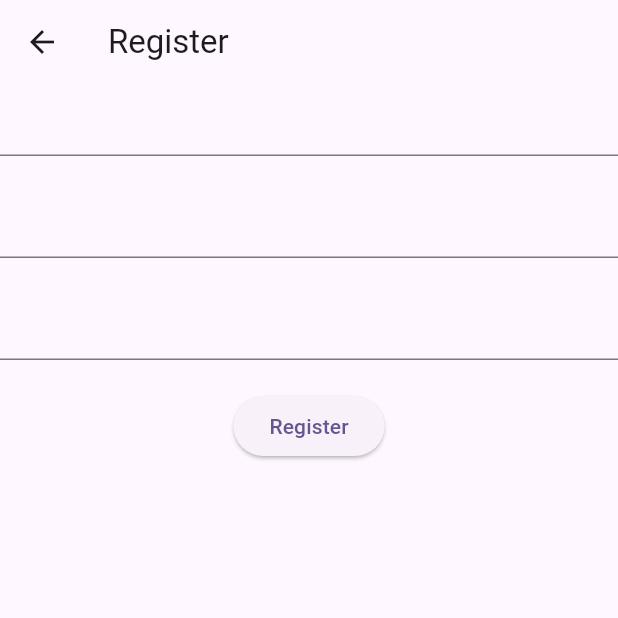
After one commit to MuhammadAliKust/Zain-API, a Flutter app: the screen it shows after launch, after a tap on "Go to Register", on a phone screen of 412 x 824 dp, the top half of it. The commit adds this screen. Run offline on Flutter 3.47's test engine with Material 3 defaults, Android fonts, the phone set to English and light mode, and no system bars.

Commit message:
Register and Login Done

```diff
--- a/lib/main.dart
+++ b/lib/main.dart
@@ -1,4 +1,5 @@
 import 'package:flutter/material.dart';
+import 'package:zain_api/views/login.dart';
 
 void main() {
   runApp(const MyApp());
@@ -31,7 +32,7 @@ class MyApp extends StatelessWidget {
         colorScheme: ColorScheme.fromSeed(seedColor: Colors.deepPurple),
         useMaterial3: true,
       ),
-      home: const MyHomePage(title: 'Flutter Demo Home Page'),
+      home:LoginView(),
     );
   }
 }
--- /dev/null
+++ b/lib/views/login.dart
@@ -0,0 +1,92 @@
+import 'package:flutter/material.dart';
+import 'package:zain_api/services/auth.dart';
+import 'package:zain_api/views/register.dart';
+
+class LoginView extends StatefulWidget {
+  const LoginView({super.key});
+
+  @override
+  State<LoginView> createState() => _LoginViewState();
+}
+
+class _LoginViewState extends State<LoginView> {
+  TextEditingController emailController = TextEditingController();
+  TextEditingController pwdController = TextEditingController();
+  bool isLoading = false;
+
+  @override
+  Widget build(BuildContext context) {
+    return Scaffold(
+      appBar: AppBar(
+        title: Text("Login"),
+      ),
+      body: Column(
+        children: [
+          TextField(
+            controller: emailController,
+          ),
+          SizedBox(
+            height: 20,
+          ),
+          TextField(
+            controller: pwdController,
+          ),
+          SizedBox(
+            height: 20,
+          ),
+          isLoading
+              ? Center(
+                  child: CircularProgressIndicator(),
+                )
+              : ElevatedButton(
+                  onPressed: () async {
+                    if (emailController.text.isEmpty) {
+                      ScaffoldMessenger.of(context).showSnackBar(
+                          SnackBar(content: Text("Email cannot be empty.")));
+                      return;
+                    }
+                    if (pwdController.text.isEmpty) {
+                      ScaffoldMessenger.of(context).showSnackBar(
+                          SnackBar(content: Text("Password cannot be empty.")));
+                      return;
+                    }
+                    try {
+                      isLoading = true;
+                      setState(() {});
+                      await AuthServices()
+                          .loginUser(
+                              email: emailController.text,
+                              password: pwdController.text)
+                          .then((val) {
+                        isLoading = false;
+                        setState(() {});
+                        showDialog(
+                            context: context,
+                            builder: (context) {
+                              return AlertDialog(
+                                title: Text("Message"),
+                                content: Text("Logged In"),
+                                actions: [
+                                  TextButton(
+                                      onPressed: () {}, child: Text("Okay"))
+                                ],
+                              );
+                            });
+                      });
+                    } catch (e) {
+                      isLoading = false;
+                      setState(() {});
+                      ScaffoldMessenger.of(context)
+                          .showSnackBar(SnackBar(content: Text(e.toString())));
+                    }
+                  },
+                  child: Text("Login")),
+          SizedBox(height: 20,),
+          ElevatedButton(onPressed: (){
+            Navigator.push(context, MaterialPageRoute(builder: (context)=>RegisterView()));
+          }, child: Text("Go to Register"))
+        ],
+      ),
+    );
+  }
+}
--- /dev/null
+++ b/lib/views/register.dart
@@ -0,0 +1,109 @@
+import 'package:flutter/material.dart';
+import 'package:zain_api/views/login.dart';
+
+import '../services/auth.dart';
+
+class RegisterView extends StatefulWidget {
+  const RegisterView({super.key});
+
+  @override
+  State<RegisterView> createState() => _RegisterViewState();
+}
+
+class _RegisterViewState extends State<RegisterView> {
+  TextEditingController nameController = TextEditingController();
+  TextEditingController emailController = TextEditingController();
+  TextEditingController pwdController = TextEditingController();
+  bool isLoading = false;
+
+  @override
+  Widget build(BuildContext context) {
+    return Scaffold(
+      appBar: AppBar(
+        title: Text("Register"),
+      ),
+      body: Column(
+        children: [
+          TextField(
+            controller: nameController,
+          ),
+          SizedBox(
+            height: 20,
+          ),
+          TextField(
+            controller: emailController,
+          ),
+          SizedBox(
+            height: 20,
+          ),
+          TextField(
+            controller: pwdController,
+          ),
+          SizedBox(
+            height: 20,
+          ),
+          isLoading
+              ? Center(
+                  child: CircularProgressIndicator(),
+                )
+              : ElevatedButton(
+                  onPressed: () async {
+                    if (nameController.text.isEmpty) {
+                      ScaffoldMessenger.of(context).showSnackBar(
+                          SnackBar(content: Text("Name cannot be empty.")));
+                      return;
+                    }
+                    if (emailController.text.isEmpty) {
+                      ScaffoldMessenger.of(context).showSnackBar(
+                          SnackBar(content: Text("Email cannot be empty.")));
+                      return;
+                    }
+                    if (pwdController.text.isEmpty) {
+                      ScaffoldMessenger.of(context).showSnackBar(
+                          SnackBar(content: Text("Password cannot be empty.")));
+                      return;
+                    }
+                    try {
+                      isLoading = true;
+                      setState(() {});
+                      await AuthServices()
+                          .registerUser(
+                              name: nameController.text,
+                              email: emailController.text,
+                              password: pwdController.text)
+                          .then((val) {
+                        isLoading = false;
+                        setState(() {});
+                        showDialog(
+                            context: context,
+                            builder: (context) {
+                              return AlertDialog(
+                                title: Text("Message"),
+                                content: Text("Registered "),
+                                actions: [
+                                  TextButton(
+                                      onPressed: () {
+                                        Navigator.push(
+                                            context,
+                                            MaterialPageRoute(
+                                                builder: (context) =>
+                                                    LoginView()));
+                                      },
+                                      child: Text("Okay"))
+                                ],
+                              );
+                            });
+                      });
+                    } catch (e) {
+                      isLoading = false;
+                      setState(() {});
+                      ScaffoldMessenger.of(context)
+                          .showSnackBar(SnackBar(content: Text(e.toString())));
+                    }
+                  },
+                  child: Text("Register"))
+        ],
+      ),
+    );
+  }
+}
```
